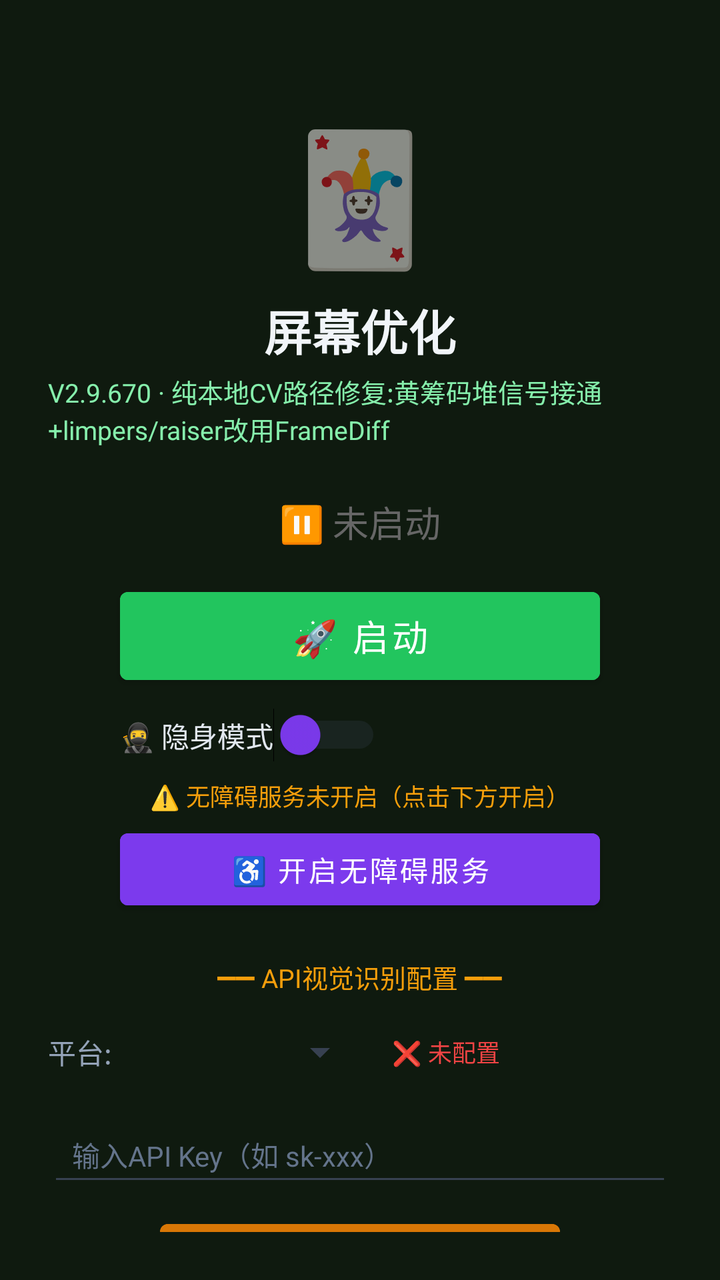
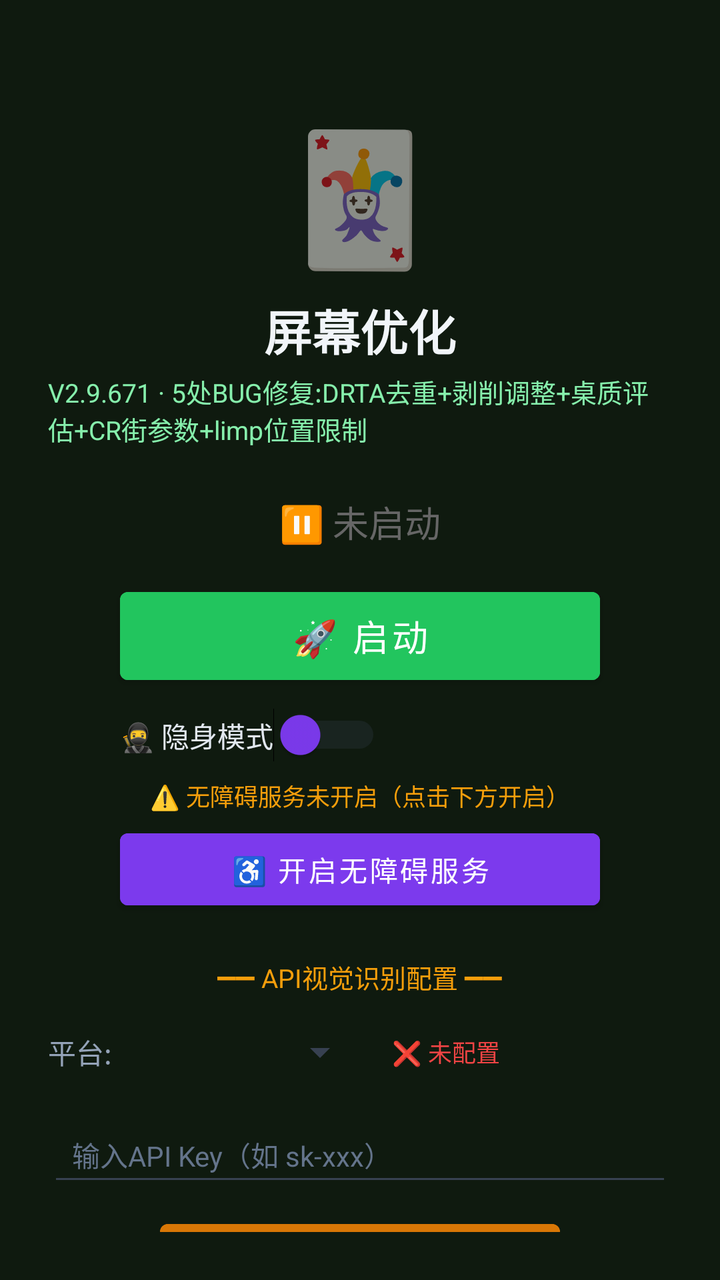

Two renders of the same Android screen: before a commit and after it. Below are the layout's source before the change and the commit's diff.
<!-- AndroidManifest.xml: activity theme Theme.MjScreenshot -->
<!-- res/layout/activity_main.xml -->
<?xml version="1.0" encoding="utf-8"?>
<LinearLayout xmlns:android="http://schemas.android.com/apk/res/android"
    android:layout_width="match_parent"
    android:layout_height="match_parent"
    android:orientation="vertical"
    android:background="#0f1a0f"
    android:padding="24dp"
    android:gravity="center_horizontal">

    <TextView
        android:layout_width="wrap_content"
        android:layout_height="wrap_content"
        android:text="🃏"
        android:textSize="64sp"
        android:layout_marginTop="30dp" />

    <TextView
        android:layout_width="wrap_content"
        android:layout_height="wrap_content"
        android:text="屏幕优化"
        android:textSize="24sp"
        android:textColor="#f1f5f9"
        android:textStyle="bold"
        android:layout_marginTop="8dp" />

    <TextView
        android:layout_width="wrap_content"
        android:layout_height="wrap_content"
        android:text="V2.9.670 · 纯本地CV路径修复:黄筹码堆信号接通+limpers/raiser改用FrameDiff"
        android:textSize="13sp"
        android:textColor="#86efac"
        android:layout_marginTop="4dp" />

    <TextView
        android:id="@+id/tvStatus"
        android:layout_width="wrap_content"
        android:layout_height="wrap_content"
        android:text="⏸ 未启动"
        android:textSize="18sp"
        android:textColor="#666666"
        android:layout_marginTop="24dp" />

    <Button
        android:id="@+id/btnStart"
        android:layout_width="240dp"
        android:layout_height="56dp"
        android:text="🚀 启动"
        android:textSize="18sp"
        android:textColor="#ffffff"
        android:backgroundTint="#22c55e"
        android:layout_marginTop="16dp" />

    <Button
        android:id="@+id/btnHelper"
        android:layout_width="240dp"
        android:layout_height="56dp"
        android:text="🃏 打开智囊"
        android:textSize="16sp"
        android:textColor="#ffffff"
        android:backgroundTint="#16a34a"
        android:layout_marginTop="12dp"
        android:visibility="gone" />

    
    <LinearLayout
        android:layout_width="240dp"
        android:layout_height="wrap_content"
        android:orientation="horizontal"
        android:gravity="center_vertical"
        android:layout_marginTop="8dp">

        <Switch
            android:id="@+id/switchStealth"
            android:layout_width="wrap_content"
            android:layout_height="wrap_content"
            android:text="🥷 隐身模式"
            android:textColor="#e2e8f0"
            android:textSize="14sp"
            android:thumbTint="#7c3aed"
            android:trackTint="#374151" />
    </LinearLayout>

    <TextView
        android:id="@+id/tvAccessibilityStatus"
        android:layout_width="wrap_content"
        android:layout_height="wrap_content"
        android:text="⚠️ 无障碍服务未开启（点击下方开启）"
        android:textSize="12sp"
        android:textColor="#f59e0b"
        android:layout_marginTop="8dp"
        android:gravity="center" />

    <Button
        android:id="@+id/btnAccessibility"
        android:layout_width="240dp"
        android:layout_height="48dp"
        android:text="♿ 开启无障碍服务"
        android:textSize="14sp"
        android:textColor="#ffffff"
        android:backgroundTint="#7c3aed"
        android:layout_marginTop="4dp" />

    <TextView
        android:layout_width="wrap_content"
        android:layout_height="wrap_content"
        android:text="━━ API视觉识别配置 ━━"
        android:textSize="13sp"
        android:textColor="#f59e0b"
        android:layout_marginTop="20dp" />

    <LinearLayout
        android:layout_width="match_parent"
        android:layout_height="wrap_content"
        android:orientation="horizontal"
        android:layout_marginTop="8dp"
        android:gravity="center_vertical">

        <TextView
            android:layout_width="wrap_content"
            android:layout_height="wrap_content"
            android:text="平台:"
            android:textSize="14sp"
            android:textColor="#94a3b8" />

        <Spinner
            android:id="@+id/spinnerProvider"
            android:layout_width="120dp"
            android:layout_height="40dp"
            android:layout_marginStart="8dp"
            android:backgroundTint="#374151" />

        <TextView
            android:id="@+id/tvApiStatus"
            android:layout_width="wrap_content"
            android:layout_height="wrap_content"
            android:text="❌ 未配置"
            android:textSize="12sp"
            android:textColor="#ef4444"
            android:layout_marginStart="12dp" />
    </LinearLayout>

    <EditText
        android:id="@+id/etApiKey"
        android:layout_width="match_parent"
        android:layout_height="44dp"
        android:hint="输入API Key（如 sk-xxx）"
        android:textSize="14sp"
        android:textColor="#e2e8f0"
        android:textColorHint="#64748b"
        android:backgroundTint="#374151"
        android:inputType="textPassword"
        android:layout_marginTop="8dp"
        android:paddingStart="12dp"
        android:paddingEnd="12dp" />

    <Button
        android:id="@+id/btnSaveApi"
        android:layout_width="200dp"
        android:layout_height="44dp"
        android:text="💾 保存API配置"
        android:textSize="14sp"
        android:textColor="#ffffff"
        android:backgroundTint="#d97706"
        android:layout_marginTop="8dp" />

    <TextView
        android:id="@+id/tvHint"
        android:layout_width="wrap_content"
        android:layout_height="wrap_content"
        android:text="先点上方按钮启动截屏"
        android:textSize="13sp"
        android:textColor="#666666"
        android:layout_marginTop="12dp"
        android:gravity="center" />

    <TextView
        android:layout_width="wrap_content"
        android:layout_height="wrap_content"
        android:text="使用步骤：\n1. 配置API Key（支持OpenAI/通义千问VL/硅基流动）\n2. 点「开启无障碍服务」→ 开启\n3. 开启「🥷隐身模式」(反检测)\n4. 点「启动」→ 允许悬浮窗\n5. 打牌时点屏幕上的🎯悬浮球即可截屏识别\n★ 拖动悬浮球可移到不挡牌的位置 ★\n★ 长按悬浮球可展开/收起详细面板 ★\n★ 悬浮球边框颜色=建议：绿=加注 橙=跟注 红=弃牌 ★"
        android:textSize="12sp"
        android:textColor="#64748b"
        android:layout_marginTop="12dp"
        android:lineSpacingExtra="3dp" />

</LinearLayout>
<!-- resources referenced by this layout -->
<resources>
  <style name="Theme.MjScreenshot" parent="Theme.MaterialComponents.DayNight.DarkActionBar">
          <item name="colorPrimary">#1e40af</item>
          <item name="colorPrimaryVariant">#1e3a8a</item>
          <item name="colorOnPrimary">#ffffff</item>
          <item name="android:statusBarColor">#0f172a</item>
      </style>
</resources>

<!-- the commit's change to res/layout/activity_main.xml (unified diff, before → after) -->
@@ -26,7 +26,7 @@
     <TextView
         android:layout_width="wrap_content"
         android:layout_height="wrap_content"
-        android:text="V2.9.670 · 纯本地CV路径修复:黄筹码堆信号接通+limpers/raiser改用FrameDiff"
+        android:text="V2.9.671 · 5处BUG修复:DRTA去重+剥削调整+桌质评估+CR街参数+limp位置限制"
         android:textSize="13sp"
         android:textColor="#86efac"
         android:layout_marginTop="4dp" />
